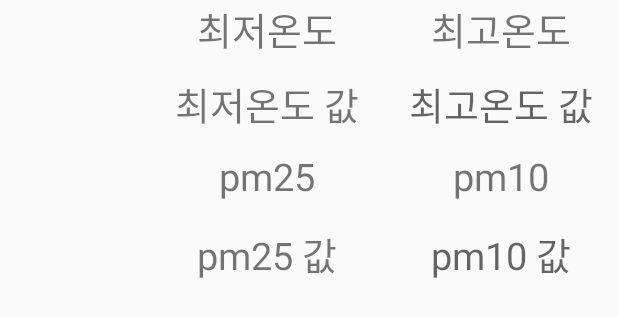
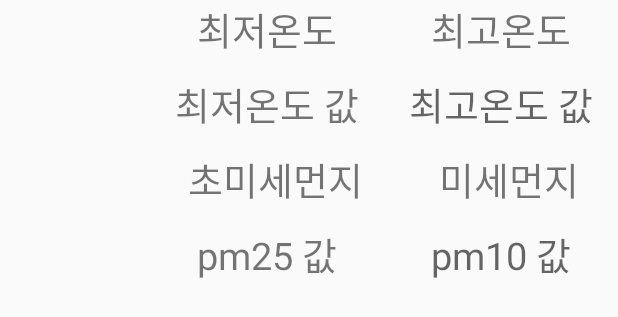
Before and after one commit to whgusqls007/androidterm2020, an Android app: the layout app_notification.xml on its own in the app's theme, with its tools: preview values and no code run, on a phone screen of 412 x 824 dp. Shown: the top 317 px of the screen. Run offline under Robolectric (Android 15) with nearby library versions, the phone set to English and light mode, and no system bars.

Commit message:
2020-06-19 수정

```diff
--- a/app/src/main/java/com/example/androidterm2020/Alarm_Receiver.java
+++ b/app/src/main/java/com/example/androidterm2020/Alarm_Receiver.java
@@ -106,10 +106,10 @@ public class Alarm_Receiver extends BroadcastReceiver {
         remoteViews.setTextViewText(R.id.maxDegree, Weather[4]);
         remoteViews.setTextViewText(R.id.pm25, Air[0]);
         remoteViews.setTextViewText(R.id.pm10, Air[1]);
-
         builder.setAutoCancel(true)
                 .setStyle(new NotificationCompat.DecoratedCustomViewStyle())
                 .setCustomContentView(remoteViews) // 나중에 기본형을 줄이고 여기 사용한 것을 확장형에 넣을 필요가 있다.
+                .setContentIntent(pendingI)
                 .build();
 //        builder.setAutoCancel(true)
 //                .setDefaults(NotificationCompat.DEFAULT_ALL)
@@ -197,7 +197,7 @@ public class Alarm_Receiver extends BroadcastReceiver {
                 .setTicker("{Time to watch some cool stuff!}")
                 .setSmallIcon(R.drawable.mask)
                 .setContentTitle("마스크를 착용하는 것이 권장됩니다.") // 제목
-                .setContentText("pm25 : " + Air[0] + ", pm10 : " + Air[1]) // 내용
+                .setContentText("초미세먼지 : " + Air[0] + ", 미세먼지 : " + Air[1]) // 내용
                 .setContentInfo("INFO")
                 .setContentIntent(pendingI);
 
--- a/app/src/main/res/layout/app_notification.xml
+++ b/app/src/main/res/layout/app_notification.xml
@@ -82,13 +82,13 @@
                     android:layout_height="match_parent"
                     android:layout_weight="1"
                     android:gravity="center_horizontal"
-                    android:text="pm25"
+                    android:text="초미세먼지"
                     android:textSize="25sp" />
 
                 <TextView
                     android:layout_width="wrap_content"
                     android:layout_height="match_parent"
-                    android:text="pm10"
+                    android:text="미세먼지"
                     android:layout_weight="1"
                     android:gravity="center_horizontal"
                     android:textSize="25sp"/>
```
